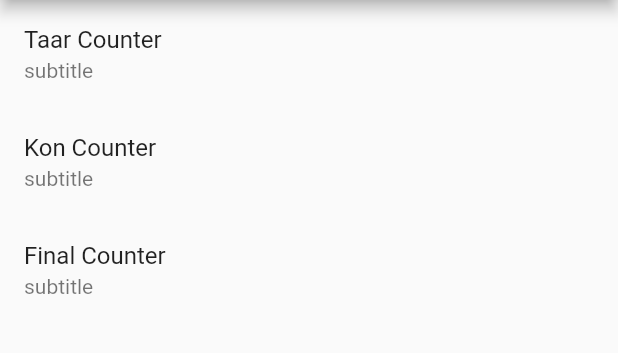
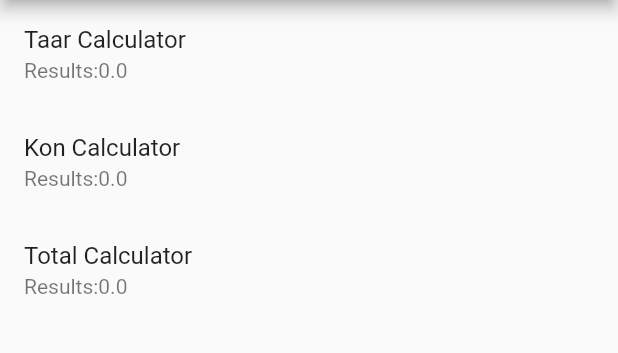
Before and after one commit to hakeemsyd/powerloom, a Flutter app: the screen it shows after launch, on a phone screen of 412 x 824 dp, the part 84-437 px from its top. Run offline on Flutter 3.47's test engine with Material 2 defaults, Android fonts, the phone set to English and light mode, and no system bars; our stand-ins replace fluttertoast.

Commit message:
sync state with list view from calculator

```diff
--- a/lib/app.dart
+++ b/lib/app.dart
@@ -1,5 +1,6 @@
 import 'package:flutter/material.dart';
 import 'package:powerloom/home.page.dart';
+import 'package:powerloom/calculator.model.dart';
 
 class MyApp extends StatelessWidget {
   // This widget is the root of your application.
@@ -10,7 +11,7 @@ class MyApp extends StatelessWidget {
       theme: new ThemeData(
         primarySwatch: Colors.blue,
       ),
-      home: new MyHomePage(title: 'Power Loom Counters'),
+      home: new MyHomePage(title: 'Power Loom Counters', calculators:  calculators,),
     );
   }
 }
--- /dev/null
+++ b/lib/calculator.model.dart
@@ -0,0 +1,44 @@
+List<Calculator> calculators = [
+  Calculator(CalculatorType.TaarCalc),
+  Calculator(CalculatorType.KonCalc),
+  Calculator(CalculatorType.TotalCalc),
+];
+
+enum CalculatorType {
+  TaarCalc,
+  KonCalc,
+  TotalCalc,
+}
+
+class Calculator {
+  CalculatorType type;
+  double result;
+  int value1;
+  double value2;
+
+  //List<double> values;
+
+  Calculator(CalculatorType type) {
+    this.type = type;
+    result = 0.0;
+    value1 = 0;
+    value2 = 0.0;
+  }
+
+  String name() {
+    switch (type) {
+      case CalculatorType.KonCalc:
+        return "Kon Calculator";
+        break;
+      case CalculatorType.TaarCalc:
+        return "Taar Calculator";
+        break;
+      case CalculatorType.TotalCalc:
+        return "Total Calculator";
+        break;
+      default:
+        return "Unknown";
+        break;
+    }
+  }
+}
--- a/lib/home.page.dart
+++ b/lib/home.page.dart
@@ -1,10 +1,13 @@
 import 'package:flutter/material.dart';
 import 'package:fluttertoast/fluttertoast.dart';
 import 'package:powerloom/taar.calculator.dart';
+import 'package:powerloom/calculator.model.dart';
 
 class MyHomePage extends StatefulWidget {
-  MyHomePage({Key key, this.title}) : super(key: key);
+  List<Calculator> calculators;
 
+  MyHomePage({Key key, this.title, @required this.calculators})
+      : super(key: key);
   final String title;
 
   @override
@@ -13,9 +16,16 @@ class MyHomePage extends StatefulWidget {
 
 class _MyHomePageState extends State<MyHomePage> {
   final _formKey = GlobalKey<FormState>();
-  var calculators = ["Taar Counter", "Kon Counter", "Final Counter"];
 
-  void _onTapListView(String calculator) {
+  @override
+  void initState() {
+    super.initState();
+    setState(() {
+      widget.calculators;
+    });
+  }
+
+  void _onTapListView(Calculator calculator, int index) {
     Fluttertoast.showToast(
         msg: 'clicked: $calculator', toastLength: Toast.LENGTH_SHORT);
 
@@ -24,10 +34,10 @@ class _MyHomePageState extends State<MyHomePage> {
         builder: (BuildContext context) {
           // return object of type Dialog
           return AlertDialog(
-            title: new Text(calculator),
+            title: new Text(calculator.name()),
             content: Form(
               key: _formKey,
-              child: TaarCalculator(),
+              child: TaarCalculator(calculator: calculator),
               autovalidate: true,
             ),
             actions: <Widget>[
@@ -41,6 +51,9 @@ class _MyHomePageState extends State<MyHomePage> {
               new FlatButton(
                 child: new Text("OK"),
                 onPressed: () {
+                  setState(() {
+                    calculators[index] = calculator;
+                  });
                   Navigator.of(context).pop();
                 },
               ),
@@ -59,12 +72,13 @@ class _MyHomePageState extends State<MyHomePage> {
         child: ListView.builder(
             itemBuilder: (BuildContext context, int index) {
               return ListTile(
-                title: Text(calculators[index]),
-                subtitle: Text('subtitle'),
-                onTap: () => _onTapListView(calculators[index]),
+                title: Text(widget.calculators[index].name()),
+                subtitle: Text(
+                    'Results:' + widget.calculators[index].result.toString()),
+                onTap: () => _onTapListView(widget.calculators[index], index),
               );
             },
-            itemCount: calculators.length),
+            itemCount: widget.calculators.length),
       ),
     );
   }
--- a/lib/taar.calculator.dart
+++ b/lib/taar.calculator.dart
@@ -1,7 +1,10 @@
 import 'package:flutter/material.dart';
+import 'package:powerloom/calculator.model.dart';
 
 class TaarCalculator extends StatefulWidget {
-  TaarCalculator();
+  final Calculator calculator;
+
+  TaarCalculator({this.calculator});
 
   @override
   _TaarCalculatorState createState() => new _TaarCalculatorState();
@@ -9,15 +12,12 @@ class TaarCalculator extends StatefulWidget {
 
 class _TaarCalculatorState extends State<TaarCalculator> {
   final int TAAR_CONST = 4;
-  double _result;
-  int _val1;
-  double _val2;
 
   void _onVal1Update(String val) {
     try {
-      _val1 = int.parse(val);
+      widget.calculator.value1 = int.parse(val);
     } catch (e) {
-      _val1 = 0;
+      widget.calculator.value1 = 0;
     }
 
     calculate();
@@ -25,22 +25,23 @@ class _TaarCalculatorState extends State<TaarCalculator> {
 
   void _onVal2Update(String val) {
     try {
-      _val2 = double.parse(val);
+      widget.calculator.value2 = double.parse(val);
     } catch (e) {
-      _val2 = 0.0;
+      widget.calculator.value2 = 0.0;
     }
     calculate();
   }
 
   void calculate() {
-    setState(() => this._result = (TAAR_CONST * _val2) + _val1);
+    setState(() => widget.calculator.result =
+        (TAAR_CONST * widget.calculator.value2) + widget.calculator.value1);
   }
 
   @override
   void initState() {
     super.initState();
     setState(() {
-      _result = 0.0;
+      widget.calculator.result = 0.0;
     });
   }
 
@@ -63,7 +64,7 @@ class _TaarCalculatorState extends State<TaarCalculator> {
                   TextInputType.numberWithOptions(signed: false, decimal: true),
               onChanged: _onVal2Update,
             ),
-            new Text('Total: $_result'),
+            new Text('Total: ' + widget.calculator.result.toString()),
           ],
         ));
   }
```
